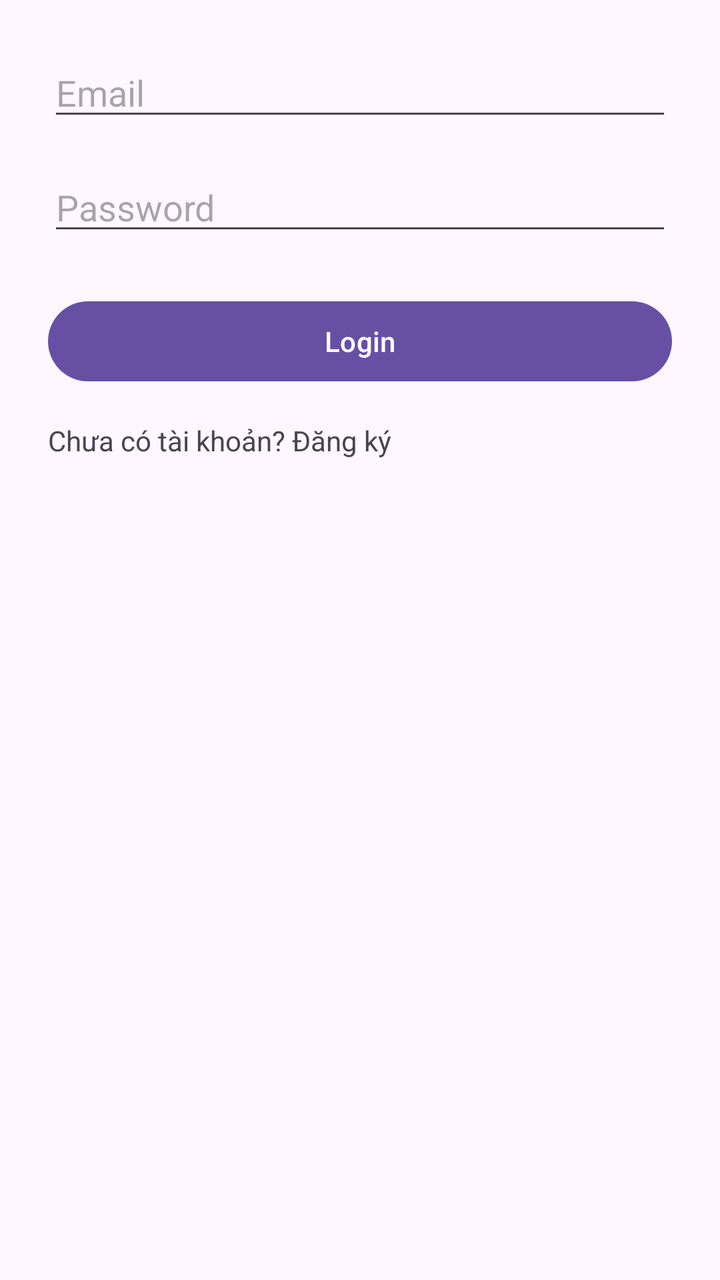
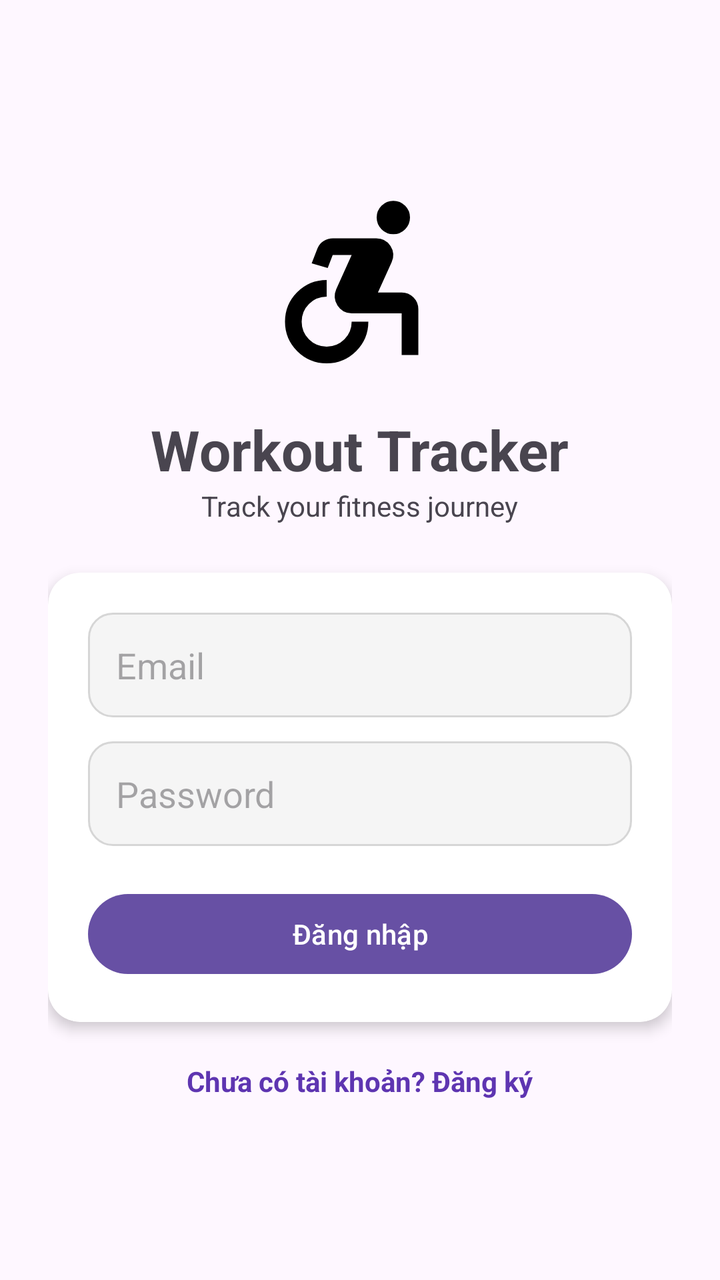

Screens rendered from an Android XML layout before and after an edit, with the pre-edit source and the edit as a unified diff.
<!-- AndroidManifest.xml: application theme Theme.Workout_Tracker -->
<!-- res/layout/activity_login.xml -->
<?xml version="1.0" encoding="utf-8"?>
<LinearLayout xmlns:android="http://schemas.android.com/apk/res/android"
    android:layout_width="match_parent"
    android:layout_height="match_parent"
    android:orientation="vertical"
    android:padding="24dp">

    <EditText
        android:id="@+id/edtEmail"
        android:layout_width="match_parent"
        android:layout_height="wrap_content"
        android:hint="Email"
        android:inputType="textEmailAddress"/>

    <EditText
        android:id="@+id/edtPassword"
        android:layout_width="match_parent"
        android:layout_height="wrap_content"
        android:hint="Password"
        android:inputType="textPassword"
        android:layout_marginTop="16dp"/>

    <Button
        android:id="@+id/btnLogin"
        android:layout_width="match_parent"
        android:layout_height="wrap_content"
        android:text="Login"
        android:layout_marginTop="24dp"/>

    <TextView
        android:id="@+id/txtGoRegister"
        android:layout_width="wrap_content"
        android:layout_height="wrap_content"
        android:text="Chưa có tài khoản? Đăng ký"
        android:layout_marginTop="16dp"/>

</LinearLayout>
<!-- resources referenced by this layout -->
<resources>
  <style name="Theme.Workout_Tracker" parent="Base.Theme.Workout_Tracker" />
  <style name="Base.Theme.Workout_Tracker" parent="Theme.Material3.DayNight.NoActionBar">
          
          
      </style>
</resources>

<!-- the commit's change to res/layout/activity_login.xml (unified diff, before → after) -->
@@ -1,37 +1,81 @@
 <?xml version="1.0" encoding="utf-8"?>
 <LinearLayout xmlns:android="http://schemas.android.com/apk/res/android"
+    xmlns:app="http://schemas.android.com/apk/res-auto"
     android:layout_width="match_parent"
     android:layout_height="match_parent"
     android:orientation="vertical"
-    android:padding="24dp">
+    android:padding="24dp"
+    android:gravity="center">
 
-    <EditText
-        android:id="@+id/edtEmail"
+    <ImageView
+        android:layout_width="100dp"
+        android:layout_height="100dp"
+        android:src="@drawable/ic_fitness_center"
+        android:layout_marginBottom="16dp"/>
+
+    <TextView
+        android:layout_width="wrap_content"
+        android:layout_height="wrap_content"
+        android:text="Workout Tracker"
+        android:textSize="28sp"
+        android:textStyle="bold"/>
+
+    <TextView
+        android:layout_width="wrap_content"
+        android:layout_height="wrap_content"
+        android:text="Track your fitness journey"
+        android:textSize="14sp"
+        android:layout_marginBottom="24dp"/>
+
+    <androidx.cardview.widget.CardView
         android:layout_width="match_parent"
         android:layout_height="wrap_content"
-        android:hint="Email"
-        android:inputType="textEmailAddress"/>
+        app:cardCornerRadius="16dp"
+        app:cardElevation="4dp">
 
-    <EditText
-        android:id="@+id/edtPassword"
-        android:layout_width="match_parent"
-        android:layout_height="wrap_content"
-        android:hint="Password"
-        android:inputType="textPassword"
-        android:layout_marginTop="16dp"/>
+        <LinearLayout
+            android:layout_width="match_parent"
+            android:layout_height="wrap_content"
+            android:orientation="vertical"
+            android:padding="20dp">
 
-    <Button
-        android:id="@+id/btnLogin"
-        android:layout_width="match_parent"
-        android:layout_height="wrap_content"
-        android:text="Login"
-        android:layout_marginTop="24dp"/>
+            <EditText
+                android:id="@+id/edtEmail"
+                android:layout_width="match_parent"
+                android:layout_height="wrap_content"
+                android:hint="Email"
+                android:background="@drawable/bg_edittext"
+                android:padding="14dp"
+                android:inputType="textEmailAddress"/>
+
+            <EditText
+                android:id="@+id/edtPassword"
+                android:layout_width="match_parent"
+                android:layout_height="wrap_content"
+                android:hint="Password"
+                android:background="@drawable/bg_edittext"
+                android:padding="14dp"
+                android:layout_marginTop="12dp"
+                android:inputType="textPassword"/>
+
+            <Button
+                android:id="@+id/btnLogin"
+                android:layout_width="match_parent"
+                android:layout_height="wrap_content"
+                android:text="Đăng nhập"
+                android:layout_marginTop="20dp"/>
+
+        </LinearLayout>
+
+    </androidx.cardview.widget.CardView>
 
     <TextView
         android:id="@+id/txtGoRegister"
         android:layout_width="wrap_content"
         android:layout_height="wrap_content"
         android:text="Chưa có tài khoản? Đăng ký"
-        android:layout_marginTop="16dp"/>
+        android:textStyle="bold"
+        android:textColor="#5E35B1"
+        android:layout_marginTop="20dp"/>
 
 </LinearLayout>
<!-- resource entries referenced after the edit -->
@@ -1,5 +1,27 @@
 <!-- resources referenced by this layout -->
 <resources>
+  <!-- drawable bg_edittext (drawable) -->
+  <?xml version="1.0" encoding="utf-8"?>
+  <shape xmlns:android="http://schemas.android.com/apk/res/android">
+  
+      
+      <solid android:color="#F5F5F5"/>
+  
+      
+      <corners android:radius="12dp"/>
+  
+      
+      <stroke
+          android:width="1dp"
+          android:color="#D6D6D6"/>
+  
+  </shape>
+  <!-- drawable ic_fitness_center (drawable) -->
+  <vector xmlns:android="http://schemas.android.com/apk/res/android" android:height="24dp" android:tint="#000000" android:viewportHeight="960" android:viewportWidth="960" android:width="24dp">
+        
+      <path android:fillColor="@android:color/white" android:pathData="M320,880Q237,880 178.5,821.5Q120,763 120,680Q120,597 178.5,538.5Q237,480 320,480L320,560Q270,560 235,595Q200,630 200,680Q200,730 235,765Q270,800 320,800Q370,800 405,765Q440,730 440,680L520,680Q520,763 461.5,821.5Q403,880 320,880ZM680,840L680,640Q680,640 680,640Q680,640 680,640L440,640Q396,640 372,602.5Q348,565 366,524L440,360L349,360L325,422L248,400L276,328Q285,305 305.5,292.5Q326,280 350,280L558,280Q603,280 626.5,316.5Q650,353 632,394L566,540L680,540Q713,540 736.5,563.5Q760,587 760,620L760,840L680,840ZM583.5,236.5Q560,213 560,180Q560,147 583.5,123.5Q607,100 640,100Q673,100 696.5,123.5Q720,147 720,180Q720,213 696.5,236.5Q673,260 640,260Q607,260 583.5,236.5Z"/>
+      
+  </vector>
   <style name="Theme.Workout_Tracker" parent="Base.Theme.Workout_Tracker" />
   <style name="Base.Theme.Workout_Tracker" parent="Theme.Material3.DayNight.NoActionBar">
           
